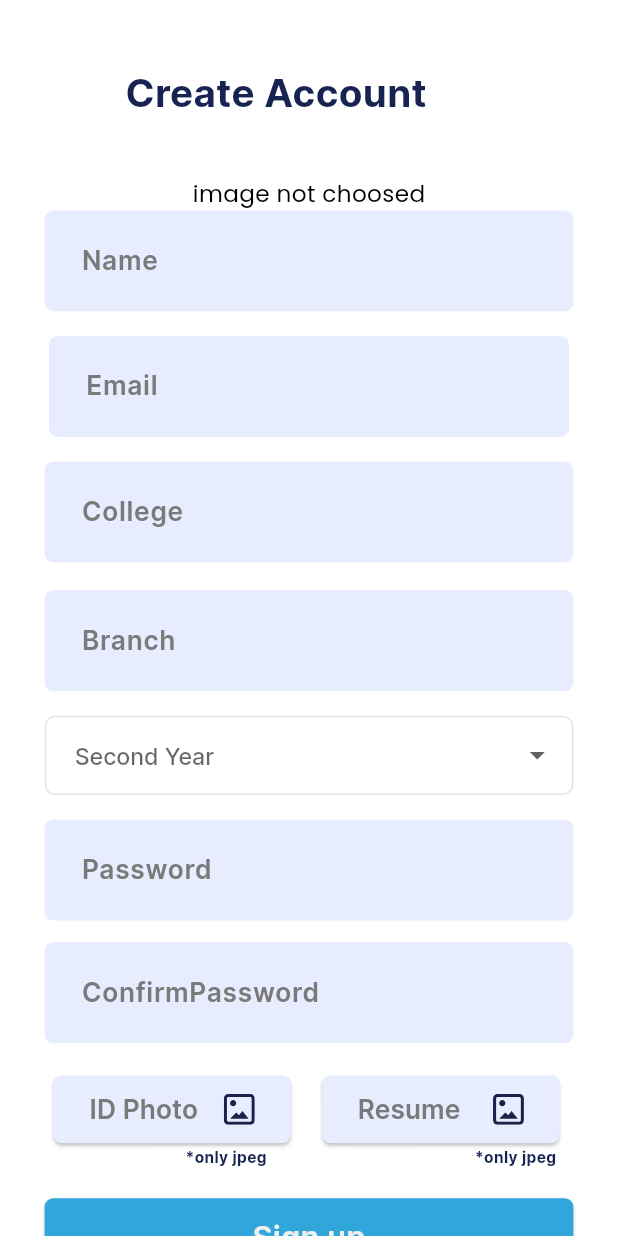
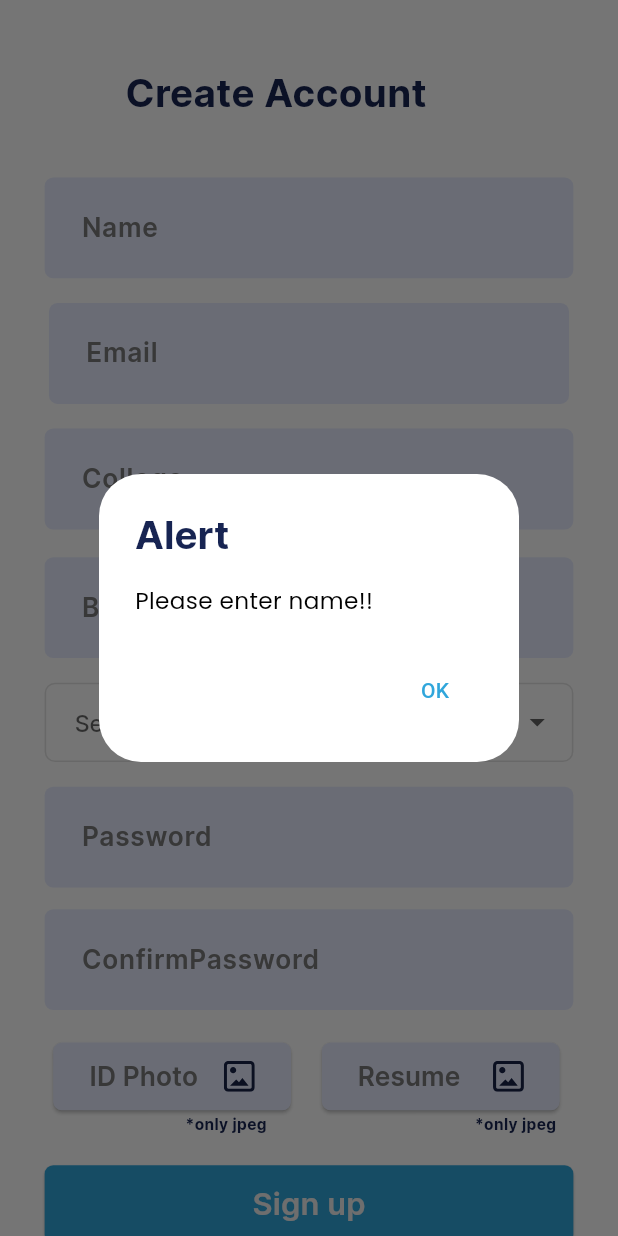
Before and after one commit to sandeshshinde30/EduConsult, a Flutter app: the RegistrationScreenConsultantScreen screen opened by its route, after a tap on "Sign up", on a phone screen of 412 x 824 dp. Run offline on Flutter 3.47's test engine with Material 3 defaults, Android fonts, the light colour scheme and no system bars; our stand-ins replace cached_network_image, flutter_svg, image_picker, shared_preferences; accounts and stored records are empty.

Commit message:
Consultant Registration backend successfull.

```diff
--- a/EduConsult/lib/presentation/registration_screen_consultant_screen/registration_screen_consultant_screen.dart
+++ b/EduConsult/lib/presentation/registration_screen_consultant_screen/registration_screen_consultant_screen.dart
@@ -38,6 +38,93 @@ class _RegistrationScreenConsultantScreenState
   String? imageDataResume;
 
   ImagePicker imagePicker = new ImagePicker();
+
+  bool checkRegistrationFieldsnotEmpty()
+  {
+     if(nameController.text.toString().isEmpty)
+       {
+         alert("Please enter name!!");
+         return false;
+       }
+     else if(emailController.text.toString().isEmpty)
+     {
+       alert("Please enter email!!");
+       return false;
+     }
+     else if(collegeController.text.toString().isEmpty)
+     {
+       alert("Please enter college!!");
+       return false;
+     }
+     else if(branchController.text.toString().isEmpty)
+     {
+       alert("Please enter branch!!");
+       return false;
+     }
+     else if(passwordController.text.toString().isEmpty)
+     {
+       alert("Please enter password!!");
+       return false;
+     }
+     else if(confirmpasswordController.text.toString().isEmpty)
+     {
+       alert("Please re-enter password!!");
+       return false;
+     }
+     else if(imageNameID == null)
+     {
+       alert("Please select your college ID image!!");
+       return false;
+     }
+     else if(imageNameResume == null)
+     {
+       alert("Please select your resume!!");
+       return false;
+     }
+     else return true;
+  }
+
+  void alert(String content)
+  {
+    showDialog(
+      context: context,
+      builder: (BuildContext context) {
+        return AlertDialog(
+          title: Text('Alert'),
+          content: Text('$content'),
+          actions: <Widget>[
+            TextButton(
+              onPressed: () {
+                Navigator.of(context).pop();
+              },
+              child: Text('OK'),
+            ),
+          ],
+        );
+      },
+    );
+  }
+
+  void RegistrationSuccessalert(String content)
+  {
+    showDialog(
+      context: context,
+      builder: (BuildContext context) {
+        return AlertDialog(
+          title: Text('Alert'),
+          content: Text('$content'),
+          actions: <Widget>[
+            TextButton(
+              onPressed: () {
+                Navigator.of(context).pop();
+              },
+              child: Text('OK'),
+            ),
+          ],
+        );
+      },
+    );
+  }
 
   Future<void> getImage() async {
     var getimage = await imagePicker.pickImage(source: ImageSource.gallery);
@@ -80,7 +167,7 @@ class _RegistrationScreenConsultantScreenState
       print(selectedYear);
       // print(imageNameID);
       // print(imageDataID);
-      print(imageDataResume);
+      print(imageNameResume);
       print(imageDataResume);
 
       var response = await http.post(url, body: {
@@ -100,8 +187,17 @@ class _RegistrationScreenConsultantScreenState
       if (response.body.isNotEmpty) {
         var res = jsonDecode(response.body);
 
-        if(res == "Image uploaded and record inserted successfully.") print("Successfully uploaded.");
-        else print("Error in uploading : $res");
+        if (res.containsKey("error")) {
+          // Handle error
+          print("Error: ${res["error"]}");
+          RegistrationSuccessalert("Error while Registration, Please try again..");
+
+        } else if (res.containsKey("message")) {
+          // Handle success
+          print("Success: ${res["message"]}");
+          RegistrationSuccessalert("Registration Successfull");
+
+        }
       }
 
     }
@@ -141,8 +237,6 @@ class _RegistrationScreenConsultantScreenState
                       ),
                     ),
                     SizedBox(height: 37.v),
-                    imagePathResume != null ?
-                    Image.file(imagePathResume!) : Text("image not choosed"),
                     _buildName(context),
                     SizedBox(height: 16.v),
                     _buildEmail(context),
@@ -205,7 +299,6 @@ class _RegistrationScreenConsultantScreenState
       controller: nameController,
       hintText: "Name",
       textInputType: TextInputType.visiblePassword,
-      obscureText: true,
     );
   }
 
@@ -349,7 +442,8 @@ class _RegistrationScreenConsultantScreenState
       onPressed: (){
         print("sign up");
         setState(() {
-          uploadImage();
+          bool res = checkRegistrationFieldsnotEmpty();
+          if(res) uploadImage();
         });
       },
       height: 50.v,
```
